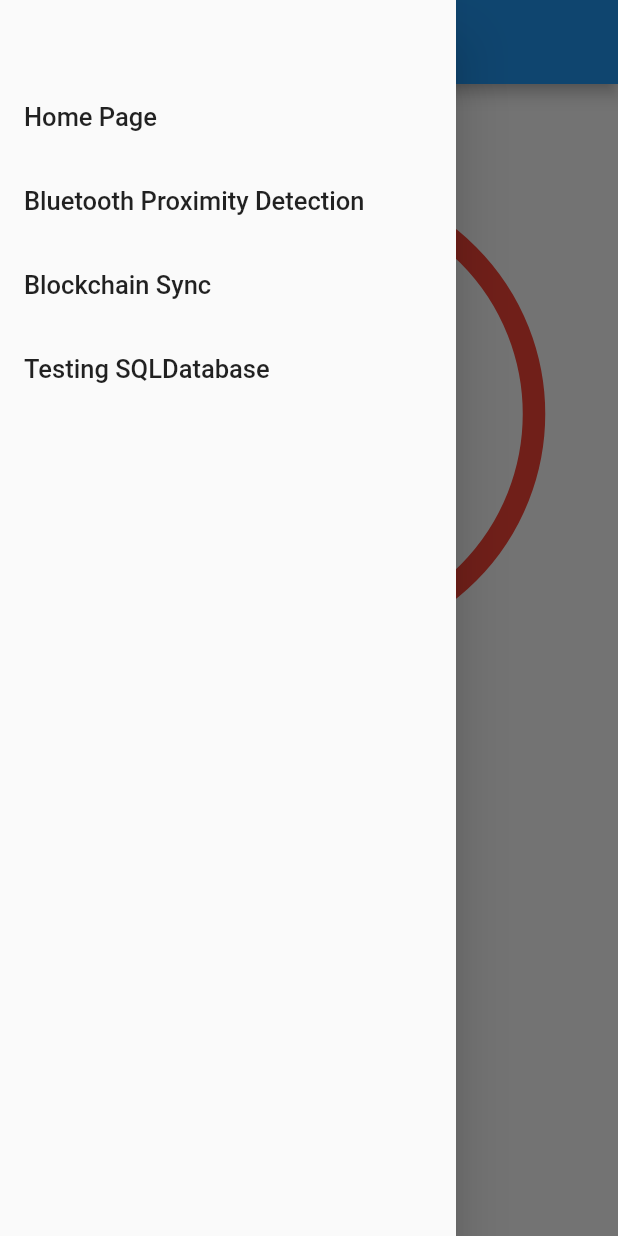
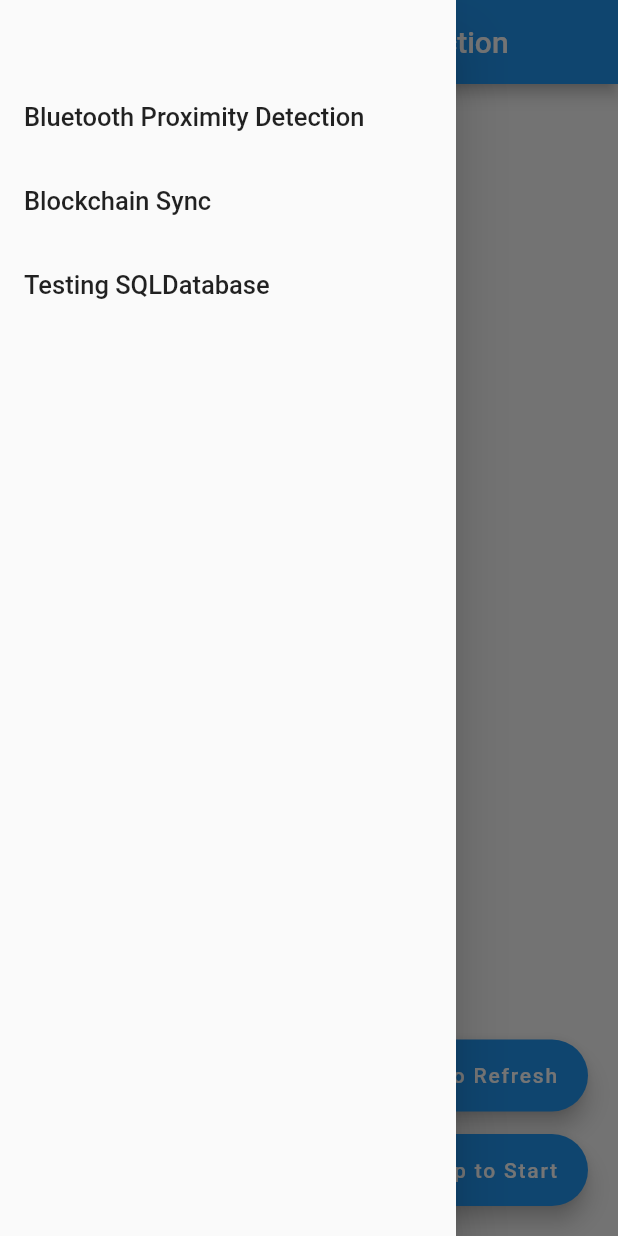
Before and after one commit to DanWlker/contact_tracing, a Flutter app: the screen it shows after launch, with the side drawer open, on a phone screen of 412 x 824 dp. Run offline on Flutter 3.47's test engine with Material 2 defaults, Android fonts, the phone set to English and light mode, and no system bars; drawn by our look-alikes of lazy_load_scrollview; our stand-ins replace sqflite; missing offline and left inert: flutter_audio_capture, nearby_connections, noise_meter, pitch_detector_dart, sound_generator; accounts and stored records are empty.

Commit message:
Removed main page and fixed Http retrieve bug

```diff
--- a/lib/main.dart
+++ b/lib/main.dart
@@ -36,7 +36,6 @@ class Pages extends StatefulWidget {
 class _PagesState extends State<Pages> {
   int currentIndex = 0;
   List<Widget> currentChildren = [
-    HomePage(),
     ProximityDetectionPage(
       onButtonPressed: BluetoothProximityDetection.instance.toggleProximityScan,
       checkStarted: BluetoothProximityDetection.instance.getStartStop,
@@ -46,7 +45,6 @@ class _PagesState extends State<Pages> {
     SQLTestingPage(),
   ];
   List<String> titleStrings = [
-    "Home Page",
     "Bluetooth Proximity Detection",
     "Blockchain Sync",
     "Testing SQLDatabase"
--- a/lib/utilities/HttpHelper.dart
+++ b/lib/utilities/HttpHelper.dart
@@ -80,7 +80,10 @@ class HttpHelper {
     final response = await http.get(Uri.parse(address+"/getAllCases"));
     List<Block> tempList = [];
 
-    for(var item in json.decode(response.body)) {
+
+    print(json.decode(response.body)["chain"]);
+
+    for(var item in json.decode(response.body)["chain"]) {
       tempList.add(Block.fromJson(item));
     }
 
```
